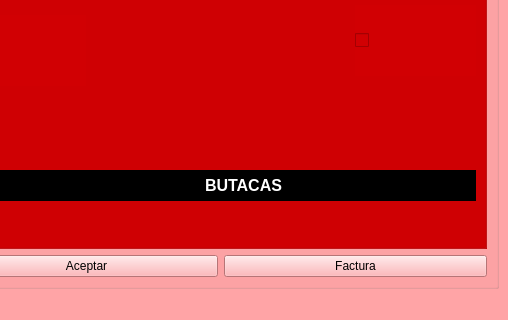
The window that Sala.ui (Jtobar-Ec/Cine-Mejorado) describes before a commit, drawn with Qt 5; both pictures show x 628 to 1136 and y 302 to 622 of the 1136 by 622 pixel window.
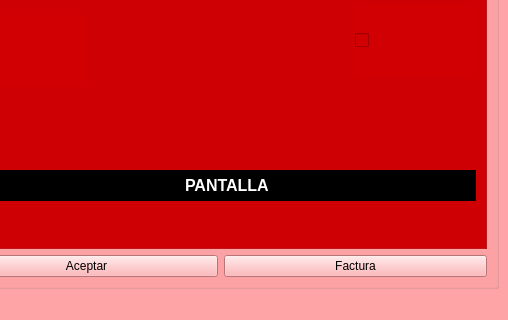
The same window after the commit. Icons and pictures are not drawn.

Patch:
```diff
--- a/Sala.ui
+++ b/Sala.ui
@@ -231,7 +231,7 @@
          <widget class="QLabel" name="label_4">
           <property name="geometry">
            <rect>
-            <x>250</x>
+            <x>230</x>
             <y>420</y>
             <width>91</width>
             <height>20</height>
@@ -240,6 +240,7 @@
           <property name="font">
            <font>
             <pointsize>12</pointsize>
+            <weight>75</weight>
             <bold>true</bold>
            </font>
           </property>
@@ -249,7 +250,7 @@
 </string>
           </property>
           <property name="text">
-           <string>BUTACAS</string>
+           <string>PANTALLA</string>
           </property>
          </widget>
         </widget>
```
Left out of the diff: 24 changed lines with no effect on the pictures.
